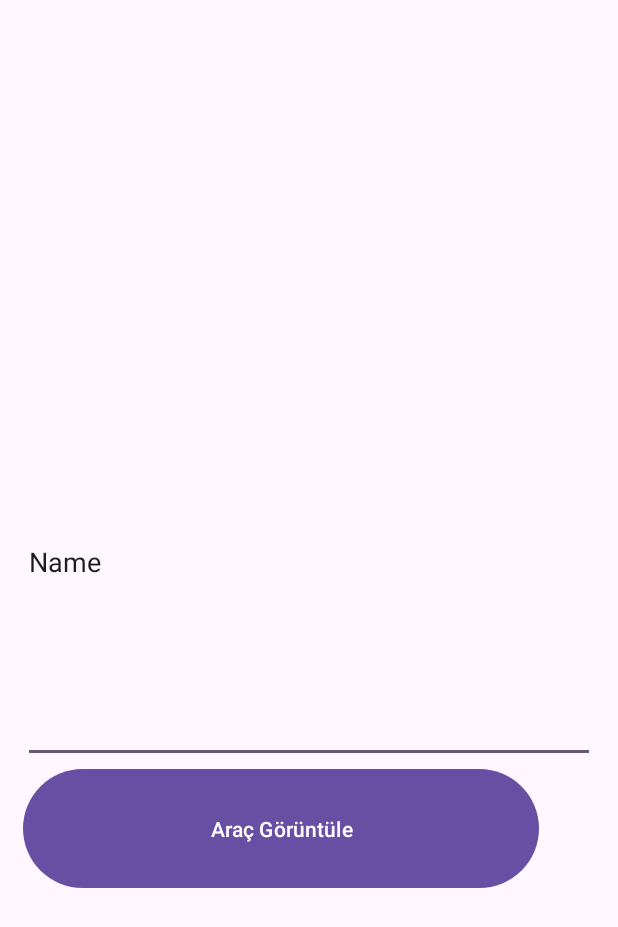
After one commit to MustafaIncee/AR-Project, an Android app: the NissanSkylineActivity screen opened directly, with no data from a screen before it, on a phone screen of 412 x 824 dp. The commit adds this screen. Shown: the top 927 px of the screen. Run offline under Robolectric (Android 15) with nearby library versions, the phone set to English and light mode, and no system bars.

Commit message:
Nissan ve Porsche ve kamera activityleri eklendi

```diff
--- /dev/null
+++ b/app/src/main/java/com/example/ar_project_v1/NissanSkylineActivity.kt
@@ -0,0 +1,24 @@
+package com.example.ar_project_v1
+
+import android.content.Intent
+import androidx.appcompat.app.AppCompatActivity
+import android.os.Bundle
+import android.widget.Button
+
+class NissanSkylineActivity : AppCompatActivity() {
+
+    private lateinit var nissanButton: Button
+
+    override fun onCreate(savedInstanceState: Bundle?) {
+        super.onCreate(savedInstanceState)
+        setContentView(R.layout.activity_nissan_skyline)
+
+
+        nissanButton = findViewById(R.id.nissanButton)
+
+        nissanButton.setOnClickListener {
+            val intent = Intent(this, NissanSkylineCameraActivity::class.java)
+            startActivity(intent)
+        }
+    }
+}
--- a/app/src/main/java/com/example/ar_project_v1/ScreenActivity.kt
+++ b/app/src/main/java/com/example/ar_project_v1/ScreenActivity.kt
@@ -48,10 +48,16 @@ class ScreenActivity : AppCompatActivity() {
 
         val toyotaModels = mutableListOf("Corolla", "Supra")
         val volkswagenModels = mutableListOf("Polo", "Amarok")
+        val nissanModels = mutableListOf("Skyline")
+        val porscheModels = mutableListOf("911")
+
 
 
         markaModelMap["Toyota"] = toyotaModels
         markaModelMap["Volkswagen"] = volkswagenModels
+        markaModelMap["Nissan"] = nissanModels
+        markaModelMap["Porsche"] = porscheModels
+
 
     }
 
--- /dev/null
+++ b/app/src/main/res/layout/activity_nissan_skyline.xml
@@ -0,0 +1,51 @@
+<?xml version="1.0" encoding="utf-8"?>
+<androidx.constraintlayout.widget.ConstraintLayout xmlns:android="http://schemas.android.com/apk/res/android"
+    xmlns:app="http://schemas.android.com/apk/res-auto"
+    xmlns:tools="http://schemas.android.com/tools"
+    android:layout_width="match_parent"
+    android:layout_height="match_parent"
+    tools:context=".ToyotaCorollaActivity">
+
+    <ImageView
+        android:id="@+id/imageView"
+        android:layout_width="237dp"
+        android:layout_height="184dp"
+        android:layout_marginTop="16dp"
+        app:layout_constraintEnd_toEndOf="parent"
+        app:layout_constraintStart_toStartOf="parent"
+        app:layout_constraintTop_toTopOf="parent"
+        tools:srcCompat="@tools:sample/avatars" />
+
+    <LinearLayout
+        android:id="@+id/linearLayout"
+        android:layout_width="0dp"
+        android:layout_height="598dp"
+        android:orientation="vertical"
+        android:padding="15dp"
+        app:layout_constraintBottom_toBottomOf="parent"
+        app:layout_constraintEnd_toEndOf="parent"
+        app:layout_constraintStart_toStartOf="parent"
+        app:layout_constraintTop_toTopOf="parent"
+        app:layout_constraintVertical_bias="1.0">
+
+        <EditText
+            android:id="@+id/editTextText"
+            android:layout_width="381dp"
+            android:layout_height="267dp"
+            android:ems="10"
+            android:inputType="text"
+            android:text="Name"
+            tools:layout_editor_absoluteX="32dp"
+            tools:layout_editor_absoluteY="252dp" />
+
+        <Button
+            android:id="@+id/nissanButton"
+            android:layout_width="344dp"
+            android:layout_height="87dp"
+            android:text="Araç Görüntüle"
+            tools:layout_editor_absoluteX="45dp"
+            tools:layout_editor_absoluteY="419dp" />
+    </LinearLayout>
+
+
+</androidx.constraintlayout.widget.ConstraintLayout>
```
Also changed, not shown: app/src/main/AndroidManifest.xml (+12 -1 lines), app/src/main/java/com/example/ar_project_v1/NissanSkylineCameraActivity.kt (added, +54 -0 lines), app/src/main/java/com/example/ar_project_v1/Porsche911Activity.kt (added, +23 -0 lines), app/src/main/java/com/example/ar_project_v1/Porsche911CameraActivity.kt (added, +11 -0 lines), app/src/main/res/layout/activity_nissan_skyline_camera.xml (added, +38 -0 lines), app/src/main/res/layout/activity_porsche911.xml (added, +51 -0 lines), app/src/main/res/layout/activity_porsche911_camera.xml (added, +38 -0 lines).
